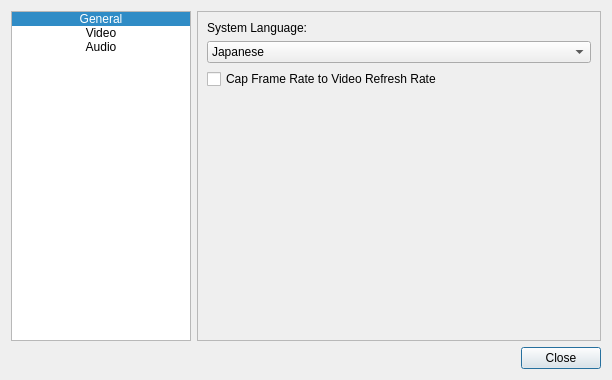
Before: the Qt Designer form Source/ui_qt/Qt_ui/settingsdialog.ui in jpd002/Play-, drawn with Qt 5.
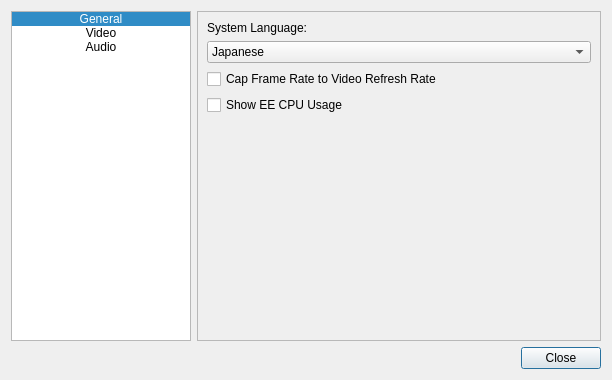
After: the same form once the commit is applied. The open tabs and pages were chosen to show the change. Icons and pictures are not drawn.

Commit message:
Add a setting to show/hide EE CPU usage.
Hidden by default. This is a debugging tool, it doesn't need to be always active.

```diff
--- a/Source/ui_qt/Qt_ui/settingsdialog.ui
+++ b/Source/ui_qt/Qt_ui/settingsdialog.ui
@@ -195,6 +195,13 @@
          </property>
         </widget>
        </item>
+       <item>
+        <widget class="QCheckBox" name="checkBox_showEECPUUsage">
+         <property name="text">
+          <string>Show EE CPU Usage</string>
+         </property>
+        </widget>
+       </item>
        <item>
         <spacer name="verticalSpacer_2">
          <property name="orientation">
```
The commit also changes 5 other files.
